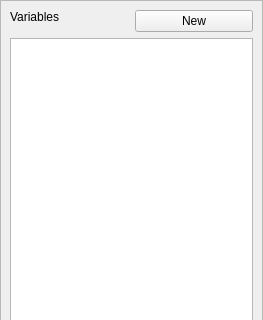
Above: src/gui/datawidget.ui from caozhongxiao/espreso before the change; both pictures show x 0 to 263 and y 0 to 320 of the 263 by 560 pixel window. Below: the same form after it.
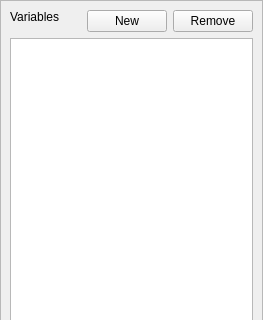
That is the form after the change.

Commit message: ENH: [GUI] Variables management - add, del, edit

Patch:
```diff
--- a/src/gui/datawidget.ui
+++ b/src/gui/datawidget.ui
@@ -69,6 +69,13 @@
           </property>
          </widget>
         </item>
+        <item>
+         <widget class="QPushButton" name="btnVarDel">
+          <property name="text">
+           <string>Remove</string>
+          </property>
+         </widget>
+        </item>
        </layout>
       </item>
       <item>
```
The commit also changes 6 other files.
